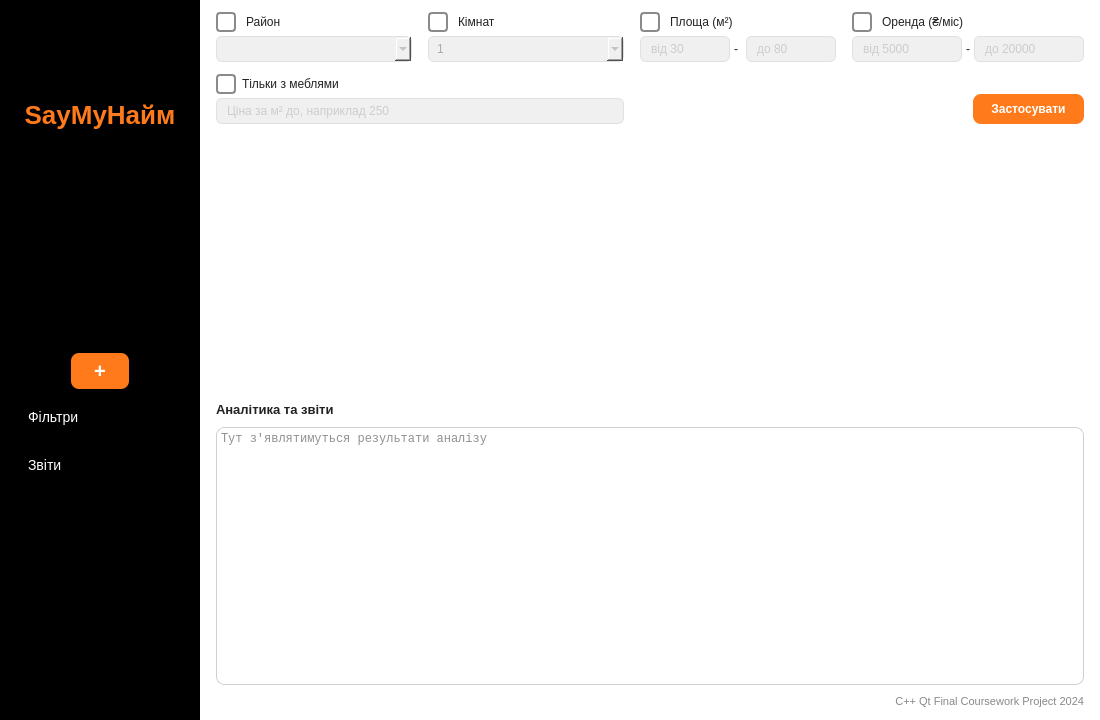
FedoliakLA/Kursova, file mainwindow.ui: the form before one commit.
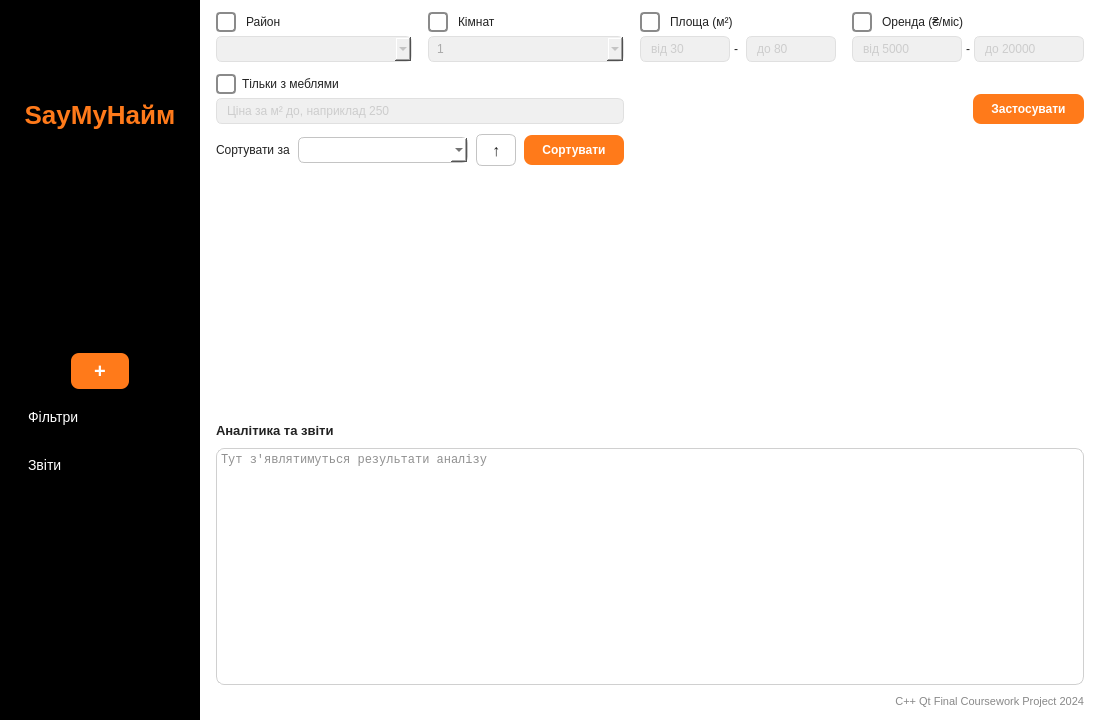
The form after the commit.

Commit message: ToDoLater: testing and GUI design

```diff
--- a/mainwindow.ui
+++ b/mainwindow.ui
@@ -72,11 +72,20 @@
     }
     QPushButton#btnAdd:hover { background: #e96a0c; }
 
-    QPushButton#btnApply {
+    QPushButton#btnApply, QPushButton#btnSort {
         background: #ff7a1a; color: #ffffff; border: none; border-radius: 8px;
         padding: 8px 18px; font-weight: bold;
     }
-    QPushButton#btnApply:hover { background: #e96a0c; }
+    QPushButton#btnApply:hover, QPushButton#btnSort:hover { background: #e96a0c; }
+
+    QPushButton#btnSortDir {
+        background: #ffffff; color: #222222; border: 1px solid #c4c4c4; border-radius: 6px; font-size: 16px;
+    }
+    QPushButton#btnSortDir:hover { border-color: #ff7a1a; }
+    QPushButton#btnSortDir:checked { background: #ff7a1a; color: #ffffff; border-color: #ff7a1a; }
+
+    QLabel#lblGroupTitle { color: #222222; font-size: 15px; font-weight: bold; }
+    QFrame#groupLine { background: #e3e3e3; border: none; }
 
     QFrame#flatCard {
         background: #ffffff; border: 1px solid #e3e3e3; border-radius: 12px;
@@ -647,6 +656,81 @@
         </layout>
        </widget>
       </item>
+      <item>
+       <layout class="QHBoxLayout" name="sortRow">
+        <property name="spacing">
+         <number>8</number>
+        </property>
+        <item>
+         <widget class="QLabel" name="lblSortCap">
+          <property name="text">
+           <string>Сортувати за</string>
+          </property>
+         </widget>
+        </item>
+        <item>
+         <widget class="QComboBox" name="cbSortBy">
+          <property name="minimumSize">
+           <size>
+            <width>170</width>
+            <height>0</height>
+           </size>
+          </property>
+         </widget>
+        </item>
+        <item>
+         <widget class="QPushButton" name="btnSortDir">
+          <property name="minimumSize">
+           <size>
+            <width>40</width>
+            <height>32</height>
+           </size>
+          </property>
+          <property name="maximumSize">
+           <size>
+            <width>40</width>
+            <height>32</height>
+           </size>
+          </property>
+          <property name="toolTip">
+           <string>↑ за зростанням, ↓ за спаданням</string>
+          </property>
+          <property name="text">
+           <string>↑</string>
+          </property>
+          <property name="checkable">
+           <bool>true</bool>
+          </property>
+          <property name="cursor">
+           <cursorShape>PointingHandCursor</cursorShape>
+          </property>
+         </widget>
+        </item>
+        <item>
+         <widget class="QPushButton" name="btnSort">
+          <property name="text">
+           <string>Сортувати</string>
+          </property>
+          <property name="cursor">
+           <cursorShape>PointingHandCursor</cursorShape>
+          </property>
+         </widget>
+        </item>
+        <item>
+         <spacer name="sortSpacer">
+          <property name="orientation">
+           <enum>Qt::Horizontal</enum>
+          </property>
+          <property name="sizeHint" stdset="0">
+           <size>
+            <width>40</width>
+            <height>20</height>
+           </size>
+          </property>
+         </spacer>
+        </item>
+       </layout>
+      </item>
       <item>
        <widget class="QScrollArea" name="scrollFlats">
         <property name="widgetResizable">
```
The commit also changes 2 other files.
